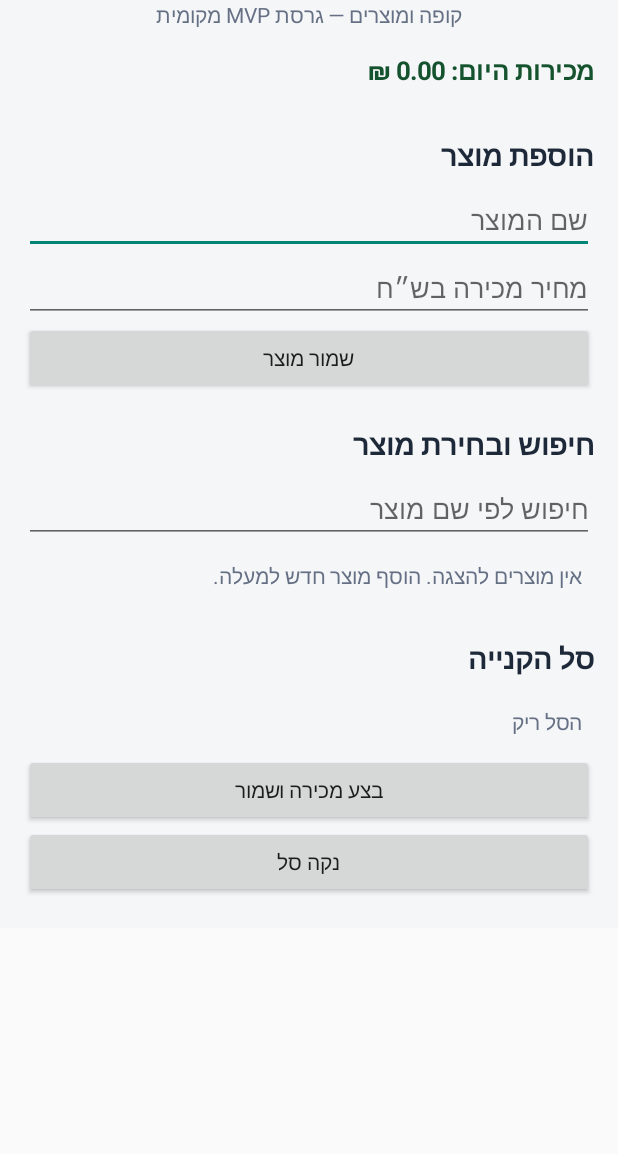
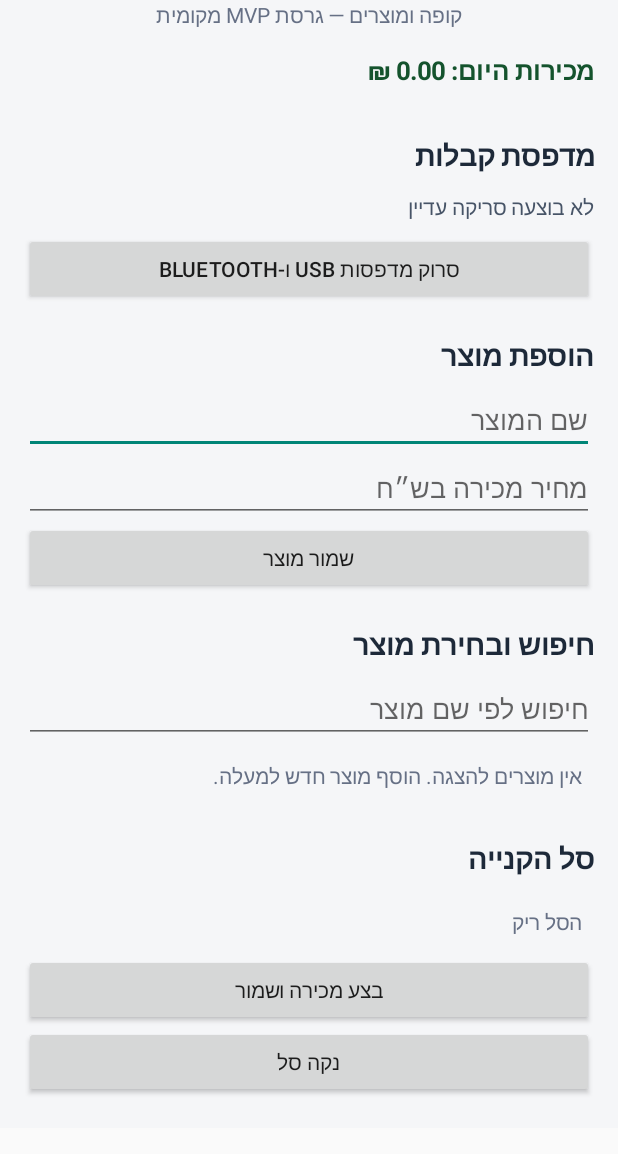
Before and after one commit to mfixlod-apk/Yesh-kupa, an Android app: the screen it shows after launch (MainActivity), on a phone screen of 412 x 824 dp, the part 73-1227 px from its top. Run offline under Robolectric (Android 15) with nearby library versions, the phone set to English and light mode, and no system bars.

Commit message:
Add printer scan controls to POS screen

```diff
--- a/app/src/main/java/com/yeshkupa/pos/MainActivity.kt
+++ b/app/src/main/java/com/yeshkupa/pos/MainActivity.kt
@@ -24,12 +24,15 @@ class MainActivity : Activity() {
     private lateinit var nameInput: EditText
     private lateinit var priceInput: EditText
     private lateinit var searchInput: EditText
+    private lateinit var printerManager: PrinterManager
+    private lateinit var printerStatus: TextView
     private val cart = mutableListOf<CartLine>()
     private val money = NumberFormat.getCurrencyInstance(Locale("he", "IL"))
 
     override fun onCreate(savedInstanceState: Bundle?) {
         super.onCreate(savedInstanceState)
         store = PosStore(this)
+        printerManager = PrinterManager(this) { message -> if (::printerStatus.isInitialized) printerStatus.text = message }
         buildScreen()
         refresh()
     }
@@ -68,6 +71,16 @@ class MainActivity : Activity() {
         }
         page.addView(summary)
 
+        section(page, "מדפסת קבלות")
+        printerStatus = TextView(this).apply {
+            text = "לא בוצעה סריקה עדיין"
+            textSize = 14f
+            setTextColor(0xFF475467.toInt())
+            setPadding(0, dp(4), 0, dp(8))
+        }
+        page.addView(printerStatus, matchWidth())
+        page.addView(actionButton("סרוק מדפסות USB ו-Bluetooth") { printerManager.scan() }, matchWidth())
+
         section(page, "הוספת מוצר")
         nameInput = EditText(this).apply {
             hint = "שם המוצר"
@@ -100,6 +113,17 @@ class MainActivity : Activity() {
             cart.clear()
             refresh()
         }, matchWidth())
+    }
+
+    override fun onRequestPermissionsResult(requestCode: Int, permissions: Array<out String>, grantResults: IntArray) {
+        super.onRequestPermissionsResult(requestCode, permissions, grantResults)
+        if (requestCode == PrinterManager.REQUEST_BLUETOOTH) {
+            if (grantResults.isNotEmpty() && grantResults[0] == android.content.pm.PackageManager.PERMISSION_GRANTED) {
+                printerManager.scan()
+            } else {
+                if (::printerStatus.isInitialized) printerStatus.text = "הרשאת Bluetooth לא אושרה; סריקת USB עדיין זמינה."
+            }
+        }
     }
 
     private fun section(parent: LinearLayout, title: String) {
```
